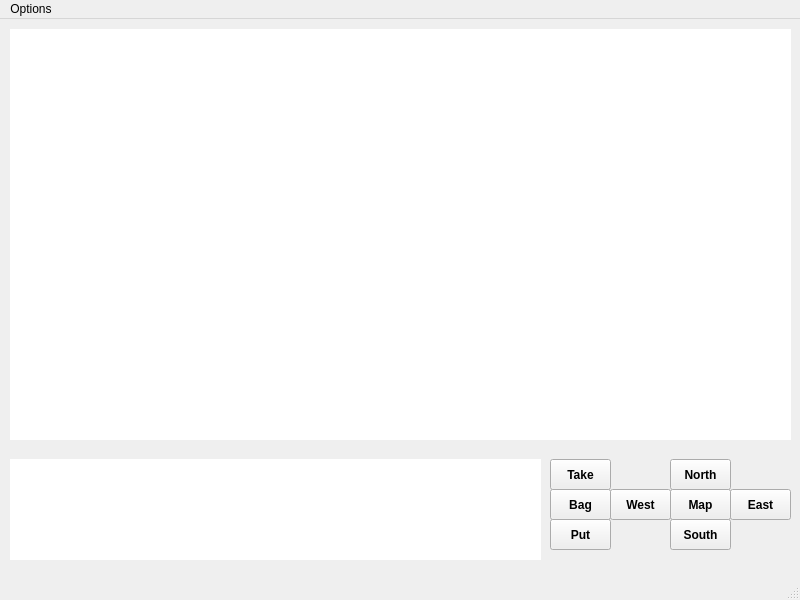
First picture: the form in LemonadePanda/mainwindow.ui, repository Wix234/Zork, before the edit.
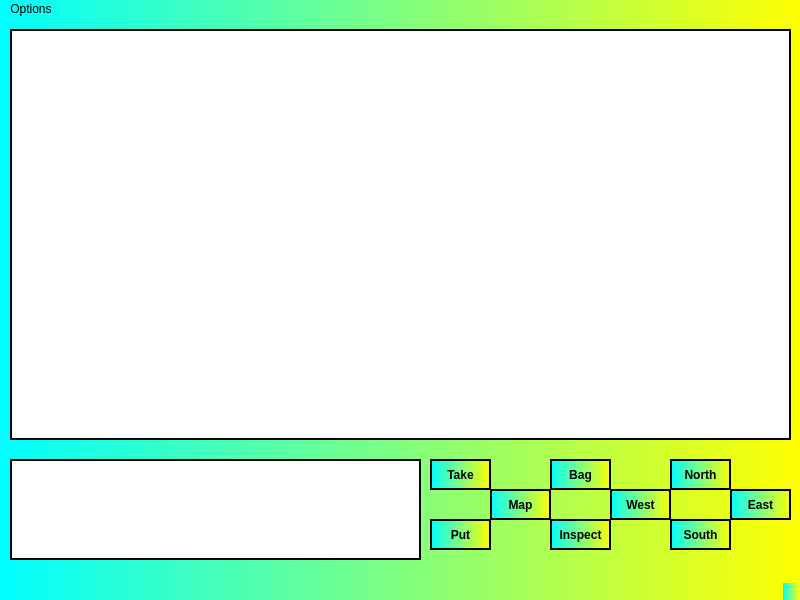
Second picture: the form after the edit.

Diff of the .ui file:
```diff
--- a/LemonadePanda/mainwindow.ui
+++ b/LemonadePanda/mainwindow.ui
@@ -14,7 +14,7 @@
    <string>LemonadePanda :: Zork</string>
   </property>
   <property name="styleSheet">
-   <string notr="true"/>
+   <string notr="true">background-color: qlineargradient(spread:pad, x1:0, y1:0, x2:1, y2:0, stop:0 rgba(0, 255, 255, 255), stop:1 rgba(255, 255, 0, 255));</string>
   </property>
   <widget class="QWidget" name="centralwidget">
    <widget class="QPushButton" name="East">
@@ -33,6 +33,9 @@
       <bold>true</bold>
      </font>
     </property>
+    <property name="styleSheet">
+     <string notr="true">border: 2px solid black;</string>
+    </property>
     <property name="text">
      <string>East</string>
     </property>
@@ -53,6 +56,9 @@
       <bold>true</bold>
      </font>
     </property>
+    <property name="styleSheet">
+     <string notr="true">border: 2px solid black;</string>
+    </property>
     <property name="text">
      <string>South</string>
     </property>
@@ -73,6 +79,9 @@
       <bold>true</bold>
      </font>
     </property>
+    <property name="styleSheet">
+     <string notr="true">border: 2px solid black;</string>
+    </property>
     <property name="text">
      <string>West</string>
     </property>
@@ -82,16 +91,26 @@
      <rect>
       <x>10</x>
       <y>440</y>
-      <width>531</width>
+      <width>411</width>
       <height>101</height>
      </rect>
     </property>
+    <property name="font">
+     <font>
+      <family>Consolas</family>
+      <pointsize>10</pointsize>
+     </font>
+    </property>
     <property name="styleSheet">
-     <string notr="true">background-color: rgb(255, 255, 255);</string>
+     <string notr="true">background-color: rgb(255, 255, 255);
+border: 2px solid black;</string>
     </property>
     <property name="text">
      <string>&lt;html&gt;&lt;head/&gt;&lt;body&gt;&lt;p&gt;&lt;br/&gt;&lt;/p&gt;&lt;/body&gt;&lt;/html&gt;</string>
     </property>
+    <property name="alignment">
+     <set>Qt::AlignLeading|Qt::AlignLeft|Qt::AlignTop</set>
+    </property>
     <property name="wordWrap">
      <bool>true</bool>
     </property>
@@ -105,8 +124,15 @@
       <height>411</height>
      </rect>
     </property>
+    <property name="font">
+     <font>
+      <family>Consolas</family>
+      <pointsize>10</pointsize>
+     </font>
+    </property>
     <property name="styleSheet">
-     <string notr="true">background-color: rgb(255, 255, 255);</string>
+     <string notr="true">background-color: rgb(255, 255, 255);
+border:2px solid black</string>
     </property>
     <property name="text">
      <string/>
@@ -128,6 +154,9 @@
       <bold>true</bold>
      </font>
     </property>
+    <property name="styleSheet">
+     <string notr="true">border: 2px solid black;</string>
+    </property>
     <property name="text">
      <string>North</string>
     </property>
@@ -150,6 +179,10 @@
       <bold>true</bold>
      </font>
     </property>
+    <property name="styleSheet">
+     <string notr="true">background-color: rgb(255, 255, 255);
+</string>
+    </property>
     <property name="text">
      <string/>
     </property>
@@ -160,7 +193,7 @@
    <widget class="QPushButton" name="map">
     <property name="geometry">
      <rect>
-      <x>670</x>
+      <x>490</x>
       <y>470</y>
       <width>61</width>
       <height>31</height>
@@ -173,6 +206,9 @@
       <bold>true</bold>
      </font>
     </property>
+    <property name="styleSheet">
+     <string notr="true">border: 2px solid black;</string>
+    </property>
     <property name="text">
      <string>Map</string>
     </property>
@@ -180,7 +216,7 @@
    <widget class="QPushButton" name="take">
     <property name="geometry">
      <rect>
-      <x>550</x>
+      <x>430</x>
       <y>440</y>
       <width>61</width>
       <height>31</height>
@@ -193,6 +229,9 @@
       <bold>true</bold>
      </font>
     </property>
+    <property name="styleSheet">
+     <string notr="true">border: 2px solid black;</string>
+    </property>
     <property name="text">
      <string>Take</string>
     </property>
@@ -200,7 +239,7 @@
    <widget class="QPushButton" name="put">
     <property name="geometry">
      <rect>
-      <x>550</x>
+      <x>430</x>
       <y>500</y>
       <width>61</width>
       <height>31</height>
@@ -213,6 +252,9 @@
       <bold>true</bold>
      </font>
     </property>
+    <property name="styleSheet">
+     <string notr="true">border: 2px solid black;</string>
+    </property>
     <property name="text">
      <string>Put</string>
     </property>
@@ -221,7 +263,7 @@
     <property name="geometry">
      <rect>
       <x>550</x>
-      <y>470</y>
+      <y>440</y>
       <width>61</width>
       <height>31</height>
      </rect>
@@ -233,10 +275,36 @@
       <bold>true</bold>
      </font>
     </property>
+    <property name="styleSheet">
+     <string notr="true">border: 2px solid black;</string>
+    </property>
     <property name="text">
      <string>Bag</string>
     </property>
    </widget>
+   <widget class="QPushButton" name="inspect">
+    <property name="geometry">
+     <rect>
+      <x>550</x>
+      <y>500</y>
+      <width>61</width>
+      <height>31</height>
+     </rect>
+    </property>
+    <property name="font">
+     <font>
+      <family>MS Sans Serif</family>
+      <weight>75</weight>
+      <bold>true</bold>
+     </font>
+    </property>
+    <property name="styleSheet">
+     <string notr="true">border: 2px solid black;</string>
+    </property>
+    <property name="text">
+     <string>Inspect</string>
+    </property>
+   </widget>
   </widget>
   <widget class="QMenuBar" name="menubar">
    <property name="geometry">
```
